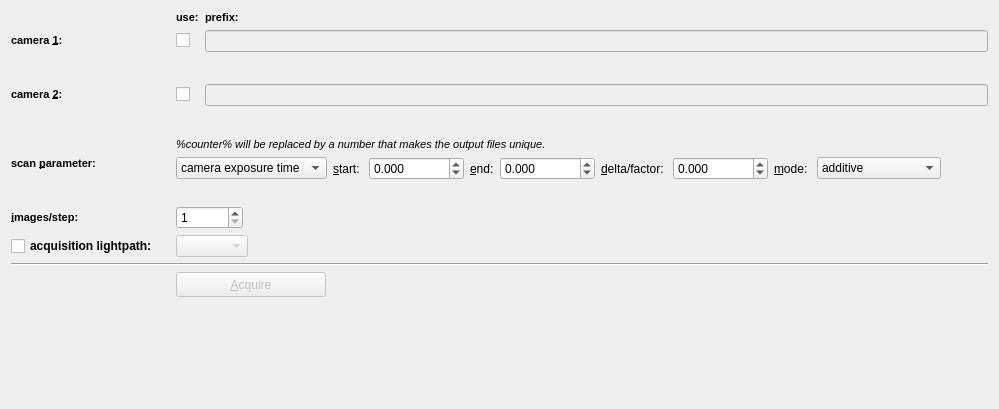
Old version of the form plugins/spimb040/qfespimb040camparamstackconfigwidget2.ui in the repository jkriege2/QuickFit3.
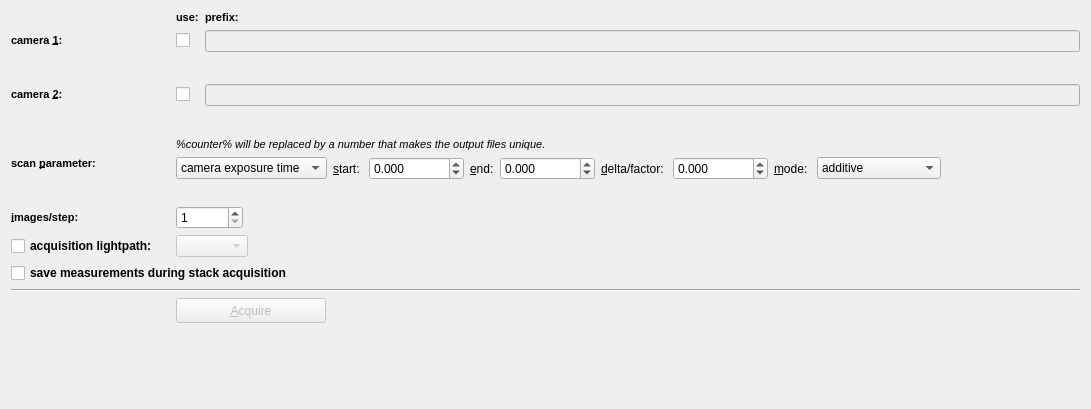
New version of the form. Icons and pictures are not drawn. Custom widgets are drawn as their Qt base class.

Commit message: QuickFit3/B040SPIM:   - added checkboxes to switch off takling measdurements during image stacks (improves speed)   - during image stack the estimated remaining duration and current framerate are displayed

Diff of the .ui file:
```diff
--- a/plugins/spimb040/qfespimb040camparamstackconfigwidget2.ui
+++ b/plugins/spimb040/qfespimb040camparamstackconfigwidget2.ui
@@ -9,7 +9,7 @@
    <rect>
     <x>0</x>
     <y>0</y>
-    <width>999</width>
+    <width>1091</width>
     <height>409</height>
    </rect>
   </property>
@@ -98,7 +98,7 @@
      </property>
     </widget>
    </item>
-   <item row="17" column="3" colspan="2">
+   <item row="18" column="3" colspan="2">
     <widget class="QPushButton" name="btnAcquire">
      <property name="enabled">
       <bool>false</bool>
@@ -124,7 +124,7 @@
      </property>
     </widget>
    </item>
-   <item row="18" column="3">
+   <item row="19" column="3">
     <spacer name="verticalSpacer_3">
      <property name="orientation">
       <enum>Qt::Vertical</enum>
@@ -447,13 +447,38 @@
      </property>
     </widget>
    </item>
-   <item row="16" column="0" colspan="5">
+   <item row="17" column="0" colspan="5">
     <widget class="Line" name="line">
      <property name="orientation">
       <enum>Qt::Horizontal</enum>
      </property>
     </widget>
    </item>
+   <item row="16" column="0" colspan="5">
+    <widget class="QCheckBox" name="chkSaveMeasurements">
+     <property name="font">
+      <font>
+       <weight>75</weight>
+       <bold>true</bold>
+      </font>
+     </property>
+     <property name="toolTip">
+      <string>&lt;!DOCTYPE HTML PUBLIC &quot;-//W3C//DTD HTML 4.0//EN&quot; &quot;http://www.w3.org/TR/REC-html40/strict.dtd&quot;&gt;
+&lt;html&gt;&lt;head&gt;&lt;meta name=&quot;qrichtext&quot; content=&quot;1&quot; /&gt;&lt;style type=&quot;text/css&quot;&gt;
+p, li { white-space: pre-wrap; }
+&lt;/style&gt;&lt;/head&gt;&lt;body style=&quot; font-family:'Sans Serif'; font-size:9pt; font-weight:400; font-style:normal;&quot;&gt;
+&lt;p style=&quot; margin-top:0px; margin-bottom:0px; margin-left:0px; margin-right:0px; -qt-block-indent:0; text-indent:0px;&quot;&gt;If this is &lt;span style=&quot; font-weight:600;&quot;&gt;activated&lt;/span&gt;, before the acquisition of the images for one&lt;/p&gt;
+&lt;p style=&quot; margin-top:0px; margin-bottom:0px; margin-left:0px; margin-right:0px; -qt-block-indent:0; text-indent:0px;&quot;&gt;position, a set of parameters describing the current status of the&lt;/p&gt;
+&lt;p style=&quot; margin-top:0px; margin-bottom:0px; margin-left:0px; margin-right:0px; -qt-block-indent:0; text-indent:0px;&quot;&gt;setup (laser powers, temperatures, ...) is stored into a CSV file.&lt;/p&gt;
+&lt;p style=&quot;-qt-paragraph-type:empty; margin-top:0px; margin-bottom:0px; margin-left:0px; margin-right:0px; -qt-block-indent:0; text-indent:0px;&quot;&gt;&lt;/p&gt;
+&lt;p style=&quot; margin-top:0px; margin-bottom:0px; margin-left:0px; margin-right:0px; -qt-block-indent:0; text-indent:0px;&quot;&gt;If this is &lt;span style=&quot; font-weight:600;&quot;&gt;not activated&lt;/span&gt;, these values are only stored before and after &lt;/p&gt;
+&lt;p style=&quot; margin-top:0px; margin-bottom:0px; margin-left:0px; margin-right:0px; -qt-block-indent:0; text-indent:0px;&quot;&gt;the acquisition.&lt;/p&gt;&lt;/body&gt;&lt;/html&gt;</string>
+     </property>
+     <property name="text">
+      <string>save measurements during stack acquisition</string>
+     </property>
+    </widget>
+   </item>
   </layout>
  </widget>
  <customwidgets>
```
The commit also changes 6 other files.
